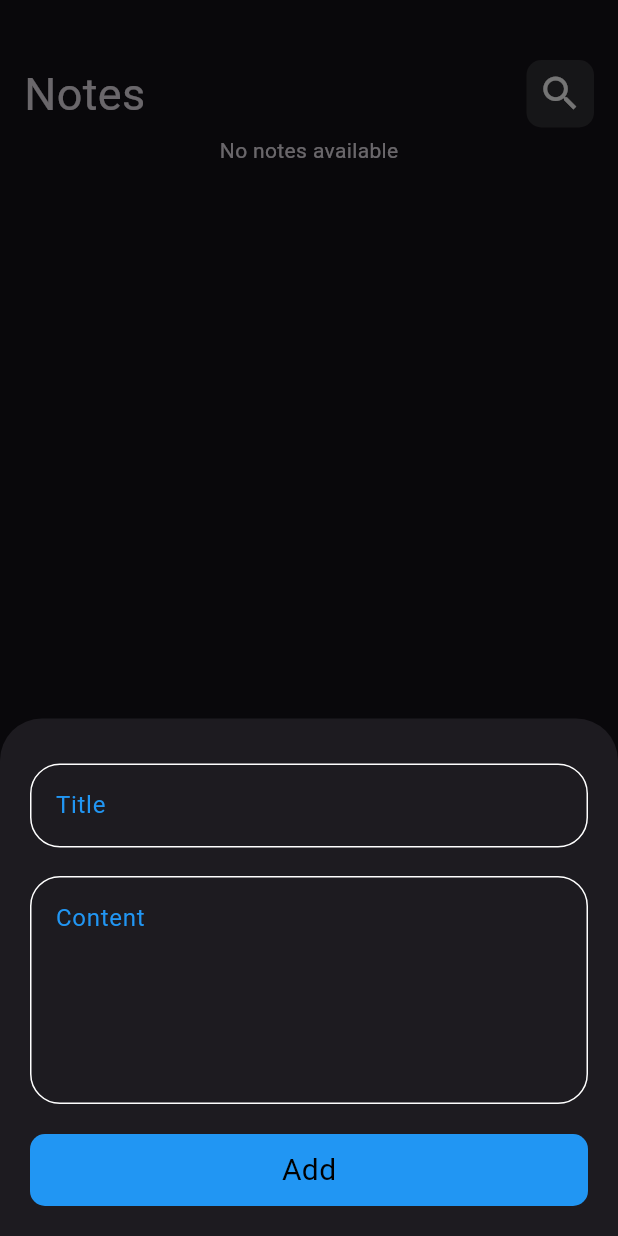
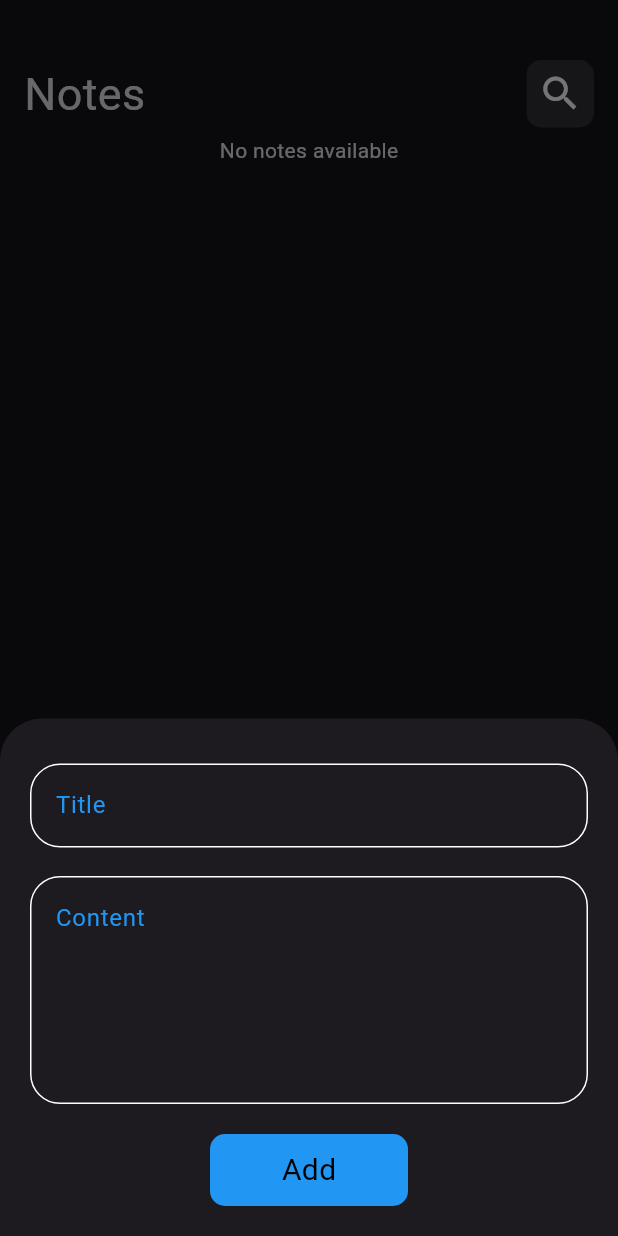
Before and after one commit to AlaaMahrous/note_app, a Flutter app: the screen it shows after launch, after a tap on the "add" icon, on a phone screen of 412 x 824 dp. Run offline on Flutter 3.47's test engine with Material 3 defaults, Android fonts, the phone set to English and light mode, and no system bars; drawn by our look-alikes of modal_progress_hud_nsn; our stand-ins replace bloc, flutter_bloc, hive, hive_flutter; accounts and stored records are empty.

Commit message:
made buttom reloaded and list body dynamic scrollable

```diff
--- a/lib/note_app.dart
+++ b/lib/note_app.dart
@@ -2,7 +2,6 @@ import 'package:flutter/material.dart';
 import 'package:flutter_bloc/flutter_bloc.dart';
 import 'package:note_app/cubits/cubit_add_note/add_note_cubit.dart';
 import 'package:note_app/cubits/cubit_display_notes/display_notes_cubit.dart';
-import 'package:note_app/cubits/cubit_update_note/update_note_cubit.dart';
 import 'package:note_app/views/edit_note_view.dart';
 import 'package:note_app/views/notes_view.dart';
 
@@ -13,9 +12,8 @@ class NoteApp extends StatelessWidget {
   Widget build(BuildContext context) {
     return MultiBlocProvider(
       providers: [
+        BlocProvider(create: (context) => DisplayNotesCubit()),
         BlocProvider(create: (context) => AddNoteCubit()),
-        BlocProvider(create: (context) => UpdateNoteCubit()),
-        BlocProvider(create: (context) => DisplayNotesCubit()),
       ],
       child: MaterialApp(
         debugShowCheckedModeBanner: false,
--- a/lib/views/widgets/add_note_button_sheet.dart
+++ b/lib/views/widgets/add_note_button_sheet.dart
@@ -4,7 +4,6 @@ import 'dart:developer';
 
 import 'package:flutter/material.dart';
 import 'package:flutter_bloc/flutter_bloc.dart';
-import 'package:modal_progress_hud_nsn/modal_progress_hud_nsn.dart';
 import 'package:note_app/cubits/cubit_add_note/add_note_cubit.dart';
 import 'package:note_app/views/widgets/add_note_form.dart';
 
@@ -20,14 +19,7 @@ class _AddNoteButtonSheetState extends State<AddNoteButtonSheet> {
 
   @override
   Widget build(BuildContext context) {
-    return Padding(
-      padding: EdgeInsets.only(
-        bottom: MediaQuery.of(context).viewInsets.bottom,
-        left: 20,
-        right: 20,
-        top: 30,
-      ),
-      child: BlocConsumer<AddNoteCubit, AddNoteState>(
+    return BlocListener<AddNoteCubit, AddNoteState>(
       listener: (context, state) {
         if (state is AddNoteSuccess) {
           Navigator.pop(context);
@@ -35,13 +27,7 @@ class _AddNoteButtonSheetState extends State<AddNoteButtonSheet> {
           log('Add Note Faild: ${state.errorMessage}');
         }
       },
-        builder: (context, state) {
-          return ModalProgressHUD(
-            inAsyncCall: state is AddNoteLoading ? true : false,
       child: SingleChildScrollView(child: AddNoteForm()),
-          );
-        },
-      ),
     );
   }
 }
--- a/lib/views/widgets/add_note_form.dart
+++ b/lib/views/widgets/add_note_form.dart
@@ -24,6 +24,13 @@ class _AddNoteFormState extends State<AddNoteForm> {
     return Form(
       key: _formKey,
       autovalidateMode: autovalidateMode,
+      child: Padding(
+        padding: EdgeInsets.only(
+          bottom: MediaQuery.of(context).viewInsets.bottom,
+          left: 20,
+          right: 20,
+          top: 30,
+        ),
         child: Column(
           children: [
             CustomTextFeild(
@@ -41,14 +48,20 @@ class _AddNoteFormState extends State<AddNoteForm> {
               },
             ),
             SizedBox(height: 20),
-          CustomButton(
+            BlocBuilder<AddNoteCubit, AddNoteState>(
+              builder: (context, state) {
+                return CustomButton(
+                  isLoading: state is AddNoteLoading,
                   text: 'Add',
                   onTap: () {
                     addNoteMethod();
                   },
+                );
+              },
             ),
             SizedBox(height: 20),
           ],
+        ),
       ),
     );
   }
@@ -63,7 +76,7 @@ class _AddNoteFormState extends State<AddNoteForm> {
       );
       try {
         BlocProvider.of<AddNoteCubit>(context).addNote(note);
-        //showMessage((context), 'Adding note process succed', Colors.blue);
+        showMessage((context), 'Adding note process succed', Colors.blue);
       } on Exception catch (e) {
         //showMessage((context), 'Adding note process faild: $e', Colors.red);
       }
--- a/lib/views/widgets/custom_sheet_button.dart
+++ b/lib/views/widgets/custom_sheet_button.dart
@@ -1,14 +1,21 @@
 import 'package:flutter/material.dart';
 
 class CustomButton extends StatelessWidget {
-  const CustomButton({super.key, required this.onTap, required this.text});
+  const CustomButton({
+    super.key,
+    required this.onTap,
+    required this.text,
+    this.isLoading = false,
+  });
   final String text;
   final VoidCallback onTap;
-
+  final bool isLoading;
   @override
   Widget build(BuildContext context) {
-    return InkWell(
+    return GestureDetector(
       onTap: onTap,
+      child: Padding(
+        padding: const EdgeInsets.symmetric(horizontal: 120),
         child: Container(
           decoration: BoxDecoration(
             borderRadius: BorderRadius.circular(10),
@@ -16,10 +23,17 @@ class CustomButton extends StatelessWidget {
           ),
           width: MediaQuery.of(context).size.width,
           height: 48,
-        child: Center(
-          child: Text(
-            text,
-            style: TextStyle(color: Colors.black, fontSize: 20),
+          child: Row(
+            mainAxisAlignment: MainAxisAlignment.center,
+            children: [
+              Text(text, style: TextStyle(color: Colors.black, fontSize: 20)),
+              isLoading
+                  ? Transform.scale(
+                    scale: 0.5,
+                    child: CircularProgressIndicator(strokeWidth: 4.5),
+                  )
+                  : SizedBox(),
+            ],
           ),
         ),
       ),
--- a/lib/views/widgets/notes_list_view.dart
+++ b/lib/views/widgets/notes_list_view.dart
@@ -1,40 +1,49 @@
+import 'dart:math';
+
 import 'package:flutter/material.dart';
 import 'package:flutter_bloc/flutter_bloc.dart';
+import 'package:note_app/cubits/cubit_add_note/add_note_cubit.dart';
 import 'package:note_app/cubits/cubit_display_notes/display_notes_cubit.dart';
-import 'package:note_app/models/note_model.dart';
 import 'package:note_app/views/widgets/note_card.dart';
 
-class NotesListView extends StatefulWidget {
-  const NotesListView({super.key});
+class NotesListView extends StatelessWidget {
+  NotesListView({super.key});
+  final ScrollController controller = ScrollController();
 
-  @override
-  State<NotesListView> createState() => _NotesListViewState();
-}
-
-class _NotesListViewState extends State<NotesListView> {
   @override
   Widget build(BuildContext context) {
     BlocProvider.of<DisplayNotesCubit>(context).displayNotes();
-    List<NoteModel> notesList;
-    return BlocConsumer<DisplayNotesCubit, DisplayNotesState>(
-      listener: (context, state) {
-        if (state is DisplayNotesFaild) {
+    return BlocListener<AddNoteCubit, AddNoteState>(
+      listener: (context, addState) {
+        if (addState is AddNoteSuccess) {
+          BlocProvider.of<DisplayNotesCubit>(context).displayNotes();
+          addedNote();
+        }
+        if (addState is AddNoteFaild) {
           ScaffoldMessenger.of(
             context,
-          ).showSnackBar(SnackBar(content: Text(state.errorMessage)));
+          ).showSnackBar(SnackBar(content: Text(addState.errorMessage)));
         }
       },
-      builder: (context, state) {
-        if (state is DisplayNotesLoading) {
-          return const Center(child: CircularProgressIndicator());
-        } else if (state is DisplayNotesFaild) {
-          return Center(child: Text(state.errorMessage));
-        } else if (state is DisplayNotesSuccess) {
-          notesList = state.notesList;
+      child: BlocBuilder<DisplayNotesCubit, DisplayNotesState>(
+        builder: (context, displayState) {
+          if (displayState is DisplayNotesLoading) {
+            return const Center(
+              child: SizedBox(
+                width: 24.0,
+                height: 24.0,
+                child: CircularProgressIndicator(strokeWidth: 2.0),
+              ),
+            );
+          } else if (displayState is DisplayNotesFaild) {
+            return Center(child: Text(displayState.errorMessage));
+          } else if (displayState is DisplayNotesSuccess) {
+            final notesList = displayState.notesList;
             return notesList.isEmpty
                 ? const Center(child: Text('No notes available'))
                 : Expanded(
                   child: ListView.builder(
+                    controller: controller,
                     itemCount: notesList.length,
                     itemBuilder: (context, index) {
                       return NoteCard(note: notesList[index]);
@@ -44,6 +53,15 @@ class _NotesListViewState extends State<NotesListView> {
           }
           return const Center(child: Text('Starting...'));
         },
+      ),
+    );
+  }
+
+  addedNote() {
+    controller.animateTo(
+      controller.position.maxScrollExtent,
+      duration: Duration(seconds: 1),
+      curve: Curves.ease,
     );
   }
 }
```
Lines whose indentation alone changed are shown as unchanged.
